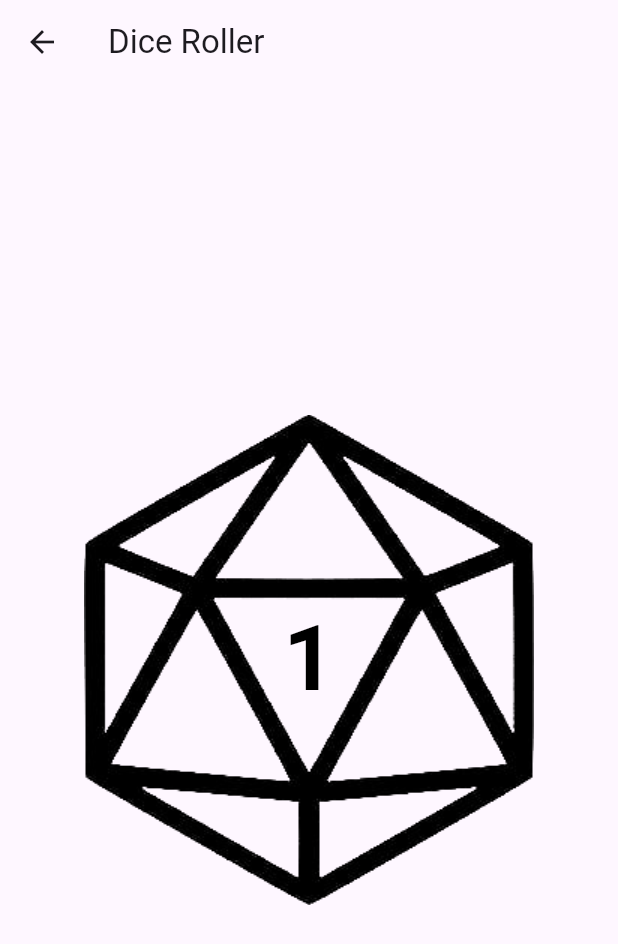
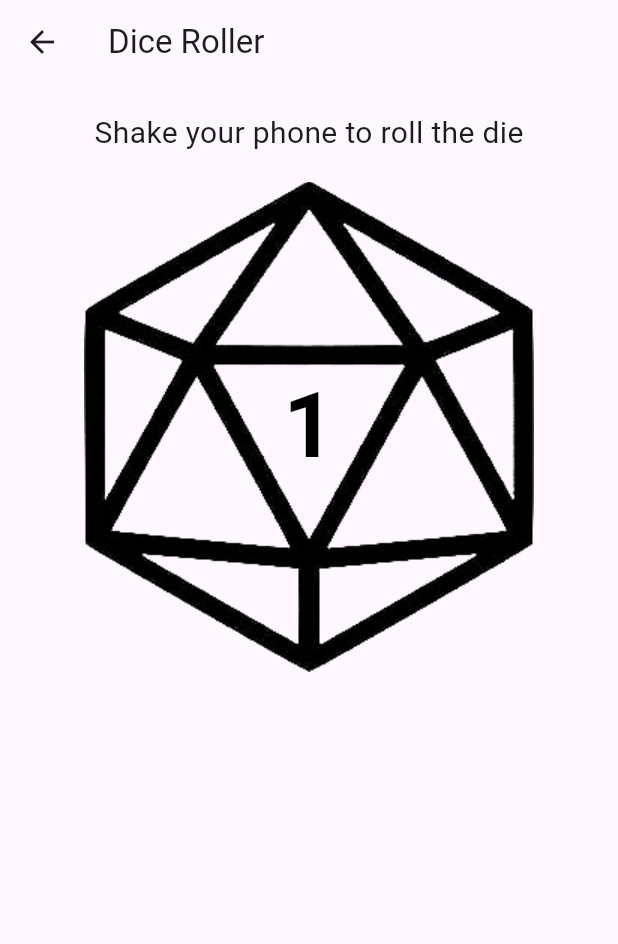
Before and after one commit to Haris-Fratzakis/hci_2023_team_39_updated, a Flutter app: the DiceRollerPage screen opened directly, on a phone screen of 412 x 824 dp. Shown: the top 944 px of the screen. Run offline on Flutter 3.47's test engine with Material 3 defaults, Android fonts, the phone set to English and light mode, and no system bars; our stand-ins replace image_picker, just_audio, sensors.

Commit message:
added text to dice roller and fixed restarting bug

```diff
--- a/lib/dice_roller.dart
+++ b/lib/dice_roller.dart
@@ -14,6 +14,13 @@ class DiceWidget extends StatelessWidget {
   @override
   Widget build(BuildContext context) {
     return Center(
+      child: Column(
+        children: [
+          Padding(
+            padding: const EdgeInsets.all(18.0),
+            child: Text('Shake your phone to roll the die', style: TextStyle(fontSize: 20.0),),
+          ),
+          Center(
             child: Stack(
               alignment: Alignment.center,
               children: [
@@ -21,6 +28,9 @@ class DiceWidget extends StatelessWidget {
                 Text(
                   '$diceNumber',
                   style: TextStyle(fontSize: 60, fontWeight: FontWeight.bold, color: Colors.black),
+                ),
+              ],
+            ),
           ),
         ],
       ),
@@ -37,6 +47,7 @@ class DiceRollerPage extends StatefulWidget {
 class DiceRollerPageState extends State<DiceRollerPage> {
   int diceNumber = 1;
   bool isRolling = false;
+   Timer? _timer; // Store the timer
 
   @override
   void initState() {
@@ -52,11 +63,13 @@ class DiceRollerPageState extends State<DiceRollerPage> {
 
   void _rollDice() {
     const rollDuration = Duration(milliseconds: 100);
-    Timer.periodic(rollDuration, (timer) {
+    _timer = Timer.periodic(rollDuration, (timer) {
       if (isRolling) {
+        if (mounted) {
           setState(() {
             diceNumber = math.Random().nextInt(20) + 1;
           });
+        }
       } else {
         timer.cancel();
       }
@@ -77,4 +90,10 @@ class DiceRollerPageState extends State<DiceRollerPage> {
       body: DiceWidget(diceNumber: diceNumber),
     );
   }
+
+  @override
+  void dispose() {
+    _timer?.cancel(); // Cancel the timer to avoid memory leaks
+    super.dispose();
   }
+}
--- a/lib/main.dart
+++ b/lib/main.dart
@@ -98,7 +98,7 @@ class ARMapPage extends StatelessWidget {
         title: Text('AR Map'),
       ),
       body: Center(
-        child: Text('AR Map Page'),
+        child: Text('AR currently not implemented'),
       ),
     );
   }
```
Lines whose indentation alone changed are shown as unchanged.
